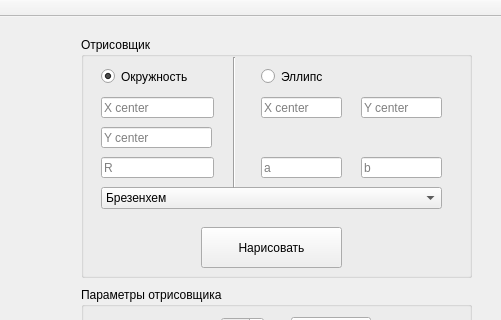
ZeynalovZ/BMSTU-4-sem, file KG/lab_04/Circles/mainwindow.ui: the form before one commit; both pictures show x 789 to 1290 and y 0 to 320 of the 1290 by 762 pixel window.
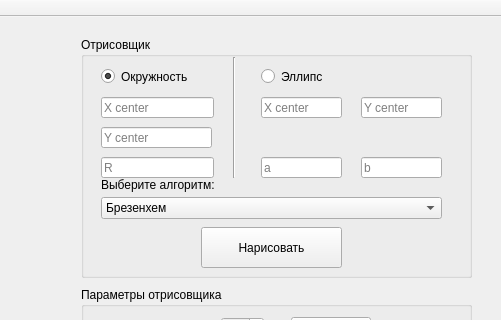
The form after the commit.

The edit to the form file:
```diff
--- a/KG/lab_04/Circles/mainwindow.ui
+++ b/KG/lab_04/Circles/mainwindow.ui
@@ -224,7 +224,7 @@
      <property name="geometry">
       <rect>
        <x>20</x>
-       <y>150</y>
+       <y>160</y>
        <width>341</width>
        <height>22</height>
       </rect>
@@ -313,7 +313,7 @@
        <x>143</x>
        <y>20</y>
        <width>20</width>
-       <height>131</height>
+       <height>121</height>
       </rect>
      </property>
      <property name="orientation">
@@ -333,6 +333,19 @@
       <string>b</string>
      </property>
     </widget>
+    <widget class="QLabel" name="label_4">
+     <property name="geometry">
+      <rect>
+       <x>20</x>
+       <y>140</y>
+       <width>121</width>
+       <height>16</height>
+      </rect>
+     </property>
+     <property name="text">
+      <string>Выберите алгоритм:</string>
+     </property>
+    </widget>
    </widget>
    <widget class="QPushButton" name="pushButton_3">
     <property name="geometry">
```
Left out of the diff: 2 changed lines with no effect on the pictures.
